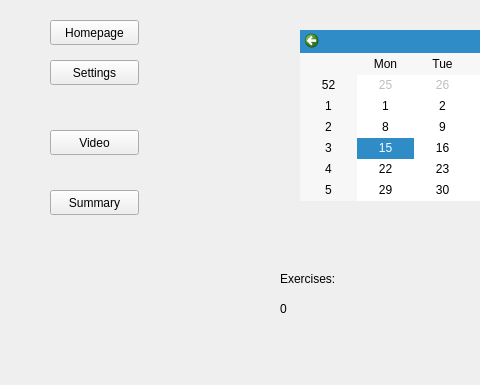
First picture: the form in ui/MainView.ui, repository TheGeniesis/PAK, before the edit; both pictures show x 0 to 480 and y 0 to 385 of the 1106 by 769 pixel window.
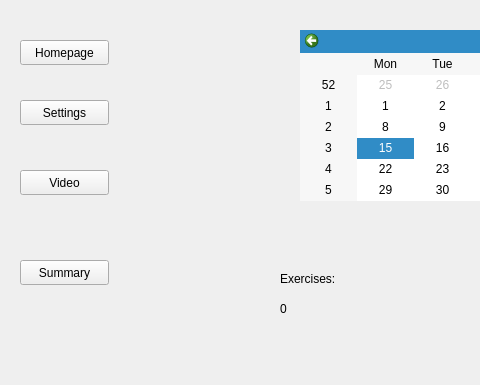
Second picture: the form after the edit.

What changed in the file:
```diff
--- a/ui/MainView.ui
+++ b/ui/MainView.ui
@@ -482,8 +482,8 @@
    <widget class="QPushButton" name="nav_main">
     <property name="geometry">
      <rect>
-      <x>50</x>
-      <y>20</y>
+      <x>20</x>
+      <y>40</y>
       <width>89</width>
       <height>25</height>
      </rect>
@@ -495,8 +495,8 @@
    <widget class="QPushButton" name="nav_settings">
     <property name="geometry">
      <rect>
-      <x>50</x>
-      <y>60</y>
+      <x>20</x>
+      <y>100</y>
       <width>89</width>
       <height>25</height>
      </rect>
@@ -508,8 +508,8 @@
    <widget class="QPushButton" name="nav_video">
     <property name="geometry">
      <rect>
-      <x>50</x>
-      <y>130</y>
+      <x>20</x>
+      <y>170</y>
       <width>89</width>
       <height>25</height>
      </rect>
@@ -521,8 +521,8 @@
    <widget class="QPushButton" name="nav_summary">
     <property name="geometry">
      <rect>
-      <x>50</x>
-      <y>190</y>
+      <x>20</x>
+      <y>260</y>
       <width>89</width>
       <height>25</height>
      </rect>
```
